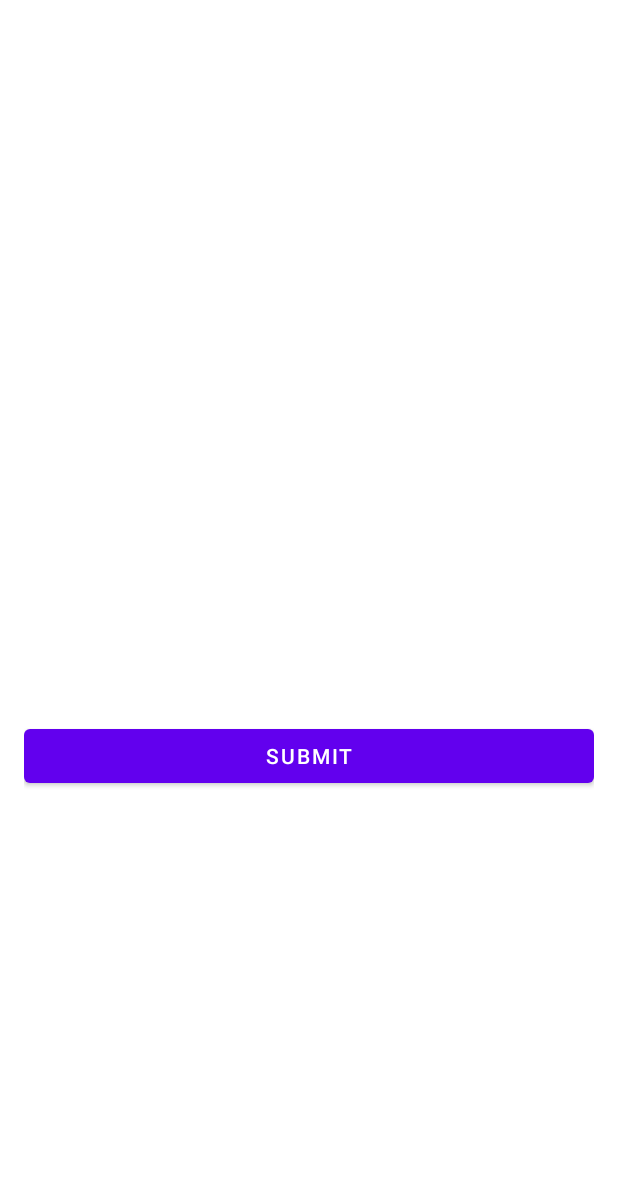
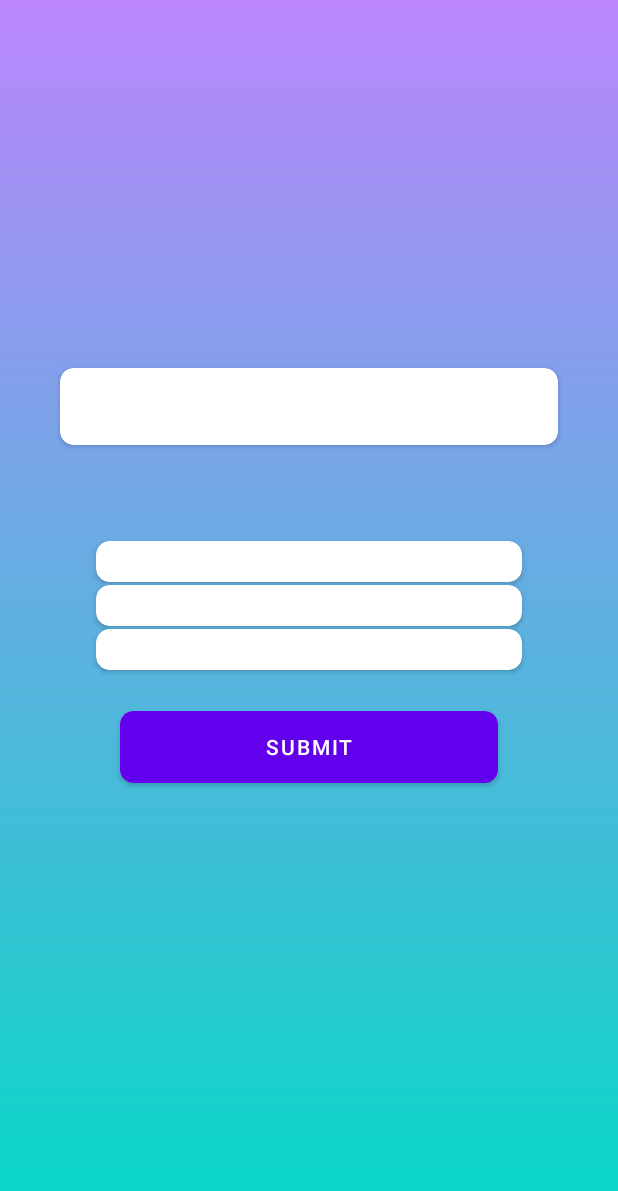
Before and after one commit to Pr1eMan/QuizGame, an Android app: the QuizGameMain screen opened directly, with no data from a screen before it, on a phone screen of 412 x 824 dp. Shown: the top 1191 px of the screen. Run offline under Robolectric (Android 15) with nearby library versions, the phone set to English and light mode, and no system bars; libraries missing offline, so code that uses them is left out: org.chromium.base; 1 statement that could not run was skipped.

Commit message:
more changes to frontend question design
g

```diff
--- a/app/src/main/res/layout/activity_quiz_game_main.xml
+++ b/app/src/main/res/layout/activity_quiz_game_main.xml
@@ -6,7 +6,7 @@
     android:layout_height="match_parent"
     android:fillViewport="true"
     tools:context=".QuizGameMain"
-    android:background="#FFFFFF"
+    android:background="@drawable/bg_background"
     >
     <LinearLayout
         android:layout_width="match_parent"
@@ -14,6 +14,95 @@
         android:orientation="vertical"
         android:padding="16dp"
         android:gravity="center">
+
+        <androidx.cardview.widget.CardView
+            android:layout_width="match_parent"
+            android:layout_height="wrap_content"
+            app:cardCornerRadius="9dp"
+            android:background="@color/purple_500"
+            android:layout_marginTop="15dp"
+            android:layout_marginBottom="64dp"
+            android:layout_marginLeft="24dp"
+            android:layout_marginRight="24dp">
+
+        <TextView
+            android:id="@+id/questionas"
+            android:layout_width="match_parent"
+            android:layout_height="wrap_content"
+            android:gravity="center"
+            android:textSize="23sp"
+            android:paddingBottom="20dp"
+            android:textColor="@color/purple_200"/>
+        </androidx.cardview.widget.CardView>
+        <androidx.cardview.widget.CardView
+            android:layout_width="match_parent"
+            android:layout_height="wrap_content"
+            app:cardCornerRadius="9dp"
+            android:layout_marginLeft="48dp"
+            android:layout_marginRight="48dp"
+           android:layout_marginBottom="2dp"
+            android:background="@color/purple_500">
+        <TextView
+            android:layout_width="match_parent"
+            android:layout_height="wrap_content"
+            android:textColor="@color/purple_200"
+            android:gravity="center"
+            android:textSize="20sp"
+            style="@style/Widget.MaterialComponents.TextInputLayout.OutlinedBox"
+            android:id="@+id/optionOne"/>
+        </androidx.cardview.widget.CardView>
+        <androidx.cardview.widget.CardView
+            android:layout_width="match_parent"
+            android:layout_height="wrap_content"
+            app:cardCornerRadius="9dp"
+            android:layout_marginLeft="48dp"
+            android:layout_marginRight="48dp"
+            android:layout_marginBottom="2dp"
+            android:background="@color/purple_500">
+        <TextView
+            android:layout_width="match_parent"
+            android:layout_height="wrap_content"
+            android:textColor="@color/purple_200"
+            android:gravity="center"
+            android:textSize="20sp"
+            style="@style/Widget.MaterialComponents.TextInputLayout.OutlinedBox"
+            android:id="@+id/optionTwo"/>
+        </androidx.cardview.widget.CardView>
+        <androidx.cardview.widget.CardView
+            android:layout_width="match_parent"
+            android:layout_height="wrap_content"
+            app:cardCornerRadius="9dp"
+            android:layout_marginLeft="48dp"
+            android:layout_marginRight="48dp"
+            android:layout_marginBottom="2dp"
+            android:background="@color/purple_500">
+
+        <TextView
+            android:layout_width="match_parent"
+            android:layout_height="wrap_content"
+            android:textColor="@color/purple_200"
+            android:gravity="center"
+            android:textSize="20sp"
+            style="@style/Widget.MaterialComponents.TextInputLayout.OutlinedBox"
+            android:id="@+id/optionThree"
+            />
+        </androidx.cardview.widget.CardView>
+        <androidx.cardview.widget.CardView
+            android:layout_width="match_parent"
+            android:layout_height="wrap_content"
+            app:cardCornerRadius="9dp"
+            android:layout_marginLeft="64dp"
+            android:layout_marginRight="64dp"
+            android:layout_marginBottom="5dp"
+            android:layout_marginTop="25dp"
+            >
+        <Button
+            android:id="@+id/btnSubmit"
+            android:background="@color/purple_500"
+            android:layout_width="match_parent"
+            android:layout_height="wrap_content"
+            android:text="submit"/>
+        </androidx.cardview.widget.CardView>
         <TextView
             android:id="@+id/tv"
             android:layout_width="wrap_content"
@@ -21,15 +110,7 @@
             android:fontFamily="sans-serif-condensed"
             android:textColor="#676a6b"
             />
-        <ProgressBar
-            android:id="@+id/pb_default"
-            android:layout_width="200dp"
-            android:layout_height="wrap_content"
-            style="@android:style/Widget.Holo.ProgressBar.Horizontal"
-            android:layout_below="@id/tv"
-            android:layout_marginBottom="15dp"
-            android:background="#FFFFFF"
-            />
+
         <TextView
             android:layout_width="wrap_content"
             android:layout_height="wrap_content"
@@ -41,47 +122,25 @@
             android:paddingLeft="10dp"
             />
 
+        <ProgressBar
+            android:id="@+id/pb_default"
+            style="@android:style/Widget.Holo.ProgressBar.Horizontal"
+            android:layout_width="200dp"
+            android:layout_height="4dp"
 
-        <TextView
-            android:id="@+id/questionas"
-            android:layout_width="match_parent"
-            android:layout_height="wrap_content"
-            android:gravity="center"
-            android:textSize="23sp"
-            android:paddingBottom="20dp"
-            android:textColor="@color/purple_200"/>
-        <TextView
-            android:layout_width="match_parent"
-            android:layout_height="wrap_content"
-            android:textColor="@color/purple_200"
-            android:gravity="center"
-            android:textSize="20sp"
-            android:id="@+id/optionOne"/>
-        <TextView
-            android:layout_width="match_parent"
-            android:layout_height="wrap_content"
-            android:textColor="@color/purple_200"
-            android:gravity="center"
-            android:textSize="20sp"
-            android:id="@+id/optionTwo"/>
-        <TextView
-            android:layout_width="match_parent"
-            android:layout_height="wrap_content"
-            android:textColor="@color/purple_200"
-            android:gravity="center"
-            android:textSize="20sp"
-            android:id="@+id/optionThree"
-            />
-        <Button
-            android:id="@+id/btnSubmit"
-            android:layout_width="match_parent"
-            android:layout_height="wrap_content"
-            android:text="submit"/>
+            android:layout_below="@id/tv"
+            android:layout_marginBottom="15dp"
+            android:background="@drawable/bg_background"
+            android:visibility="invisible" />
+
+
             <ProgressBar
                 android:id="@+id/pb_drawable"
                 style="@android:style/Widget.Holo.ProgressBar.Horizontal"
-            android:layout_width="225dp"
+                android:layout_width="match_parent"
                 android:layout_height="wrap_content"
+                android:layout_marginLeft="32dp"
+                android:layout_marginRight="32dp"
                 android:layout_below="@id/pb_default"
                 android:progressDrawable="@drawable/progressbar_states" />
 
@@ -95,6 +154,7 @@
             android:layout_alignBottom="@id/pb_drawable"
             android:paddingLeft="10dp"
             />
+
     </LinearLayout>
 
 
```
Lines whose indentation alone changed are shown as unchanged.
